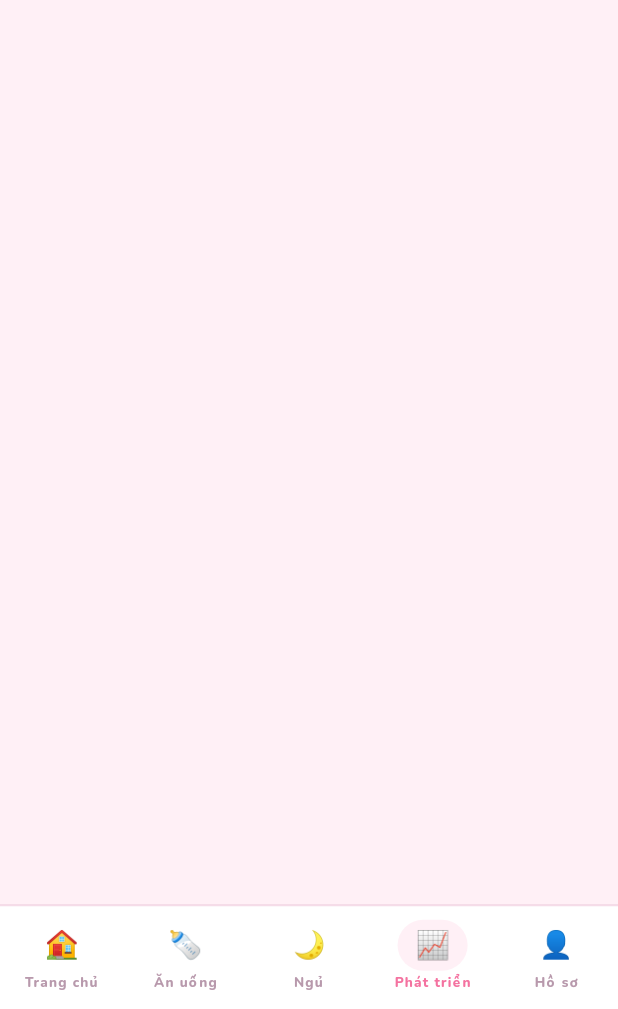
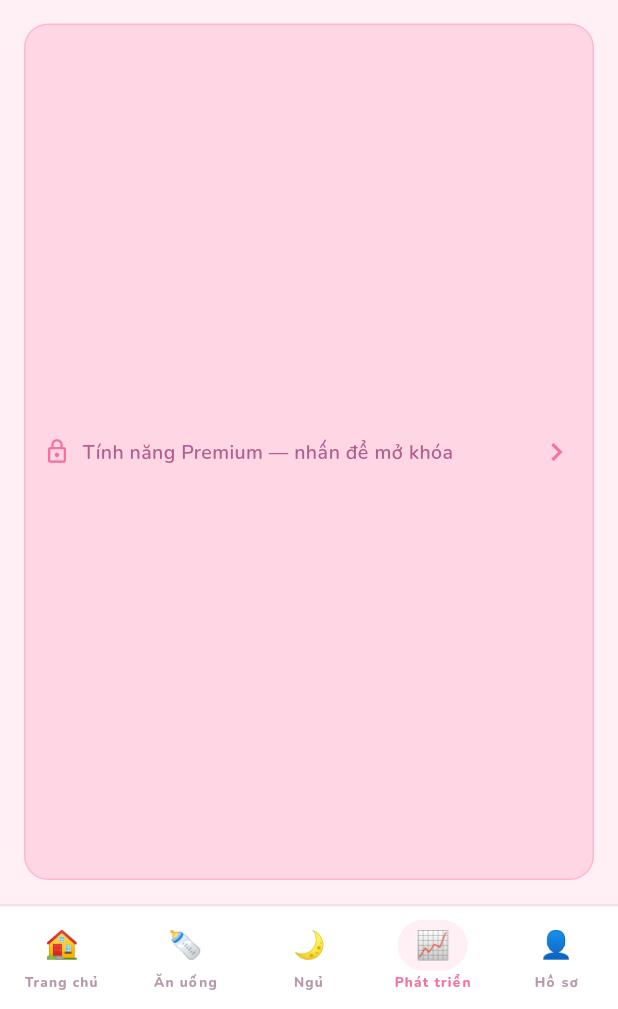
Before and after one commit to haiphung98st/mebeapp, a Flutter app: the GrowthScreen screen opened by its route, after a tap on "Mốc phát triển", after a tap on "Tiêm chủng", on a phone screen of 412 x 824 dp, the part 227-1236 px from its top. Run offline on Flutter 3.47's test engine with Material 3 defaults, Android fonts, the phone set to English and light mode, and no system bars; our stand-ins replace cloud_firestore, firebase_analytics, firebase_auth, firebase_core, fl_chart, flutter_local_notifications and 10 more; accounts and stored records are empty.

Commit message:
Add in-app purchase freemium system with paywall and PremiumGate (PROMPT 12)
Implements IapService wrapping in_app_purchase for monthly/yearly
subscriptions, persists status to Firestore, and gates the vaccine
schedule behind a PremiumGate that opens the SubscriptionScreen paywall.

Co-Authored-By: Claude Sonnet 4.6 <noreply@anthropic.com>
Claude-Session: https://claude.ai/code/session_01QDhjKZoqYX7F2pGsY8p9C2

```diff
--- a/mebe_tracker/lib/core/router/app_router.dart
+++ b/mebe_tracker/lib/core/router/app_router.dart
@@ -16,6 +16,7 @@ import '../../features/profile/presentation/profile_screen.dart';
 import '../../features/pumping/presentation/milk_stash_detail_screen.dart';
 import '../../features/pumping/presentation/pumping_screen.dart';
 import '../../features/sleep/presentation/sleep_screen.dart';
+import '../../features/subscription/presentation/subscription_screen.dart';
 import '../../shared/models/milk_stash_entry.dart';
 import '../../shared/providers/auth_provider.dart';
 import '../../shared/providers/baby_provider.dart';
@@ -69,6 +70,10 @@ final goRouterProvider = Provider<GoRouter>((ref) {
         path: '/home/profile/notifications',
         builder: (context, state) => const NotificationSettingsScreen(),
       ),
+      GoRoute(
+        path: '/home/subscription',
+        builder: (context, state) => const SubscriptionScreen(),
+      ),
       ShellRoute(
         builder: (context, state, child) => ScaffoldWithBottomNav(child: child),
         routes: [
--- a/mebe_tracker/lib/features/growth/presentation/growth_screen.dart
+++ b/mebe_tracker/lib/features/growth/presentation/growth_screen.dart
@@ -8,6 +8,7 @@ import '../../../core/services/notification_service.dart';
 import '../../../core/widgets/bunny_header.dart';
 import '../../../shared/providers/notification_settings_provider.dart';
 import '../../../shared/providers/vaccine_provider.dart';
+import '../../subscription/presentation/premium_gate.dart';
 import 'widgets/add_growth_dialog.dart';
 import 'widgets/growth_chart_card.dart';
 import 'widgets/growth_stats_row.dart';
@@ -109,7 +110,10 @@ class _GrowthScreenState extends ConsumerState<GrowthScreen> {
       case 1:
         return const MilestonesSection();
       default:
-        return const VaccineSection();
+        return const Padding(
+          padding: EdgeInsets.all(AppSpacing.lg),
+          child: PremiumGate(feature: 'vaccine_schedule', child: VaccineSection()),
+        );
     }
   }
 }
--- a/mebe_tracker/lib/features/profile/presentation/profile_screen.dart
+++ b/mebe_tracker/lib/features/profile/presentation/profile_screen.dart
@@ -18,6 +18,15 @@ class ProfileScreen extends StatelessWidget {
         children: [
           Card(
             child: ListTile(
+              leading: const Icon(Icons.workspace_premium_outlined, color: AppColors.blossom),
+              title: Text('Nâng cấp Premium', style: AppTextStyles.bodyLg),
+              trailing: const Icon(Icons.chevron_right),
+              onTap: () => context.push('/home/subscription'),
+            ),
+          ),
+          const SizedBox(height: AppSpacing.md),
+          Card(
+            child: ListTile(
               leading: const Icon(Icons.notifications_outlined, color: AppColors.blossom),
               title: Text('Cài đặt thông báo', style: AppTextStyles.bodyLg),
               trailing: const Icon(Icons.chevron_right),
--- /dev/null
+++ b/mebe_tracker/lib/features/subscription/presentation/premium_gate.dart
@@ -0,0 +1,50 @@
+import 'package:flutter/material.dart';
+import 'package:flutter_riverpod/flutter_riverpod.dart';
+
+import '../../../core/constants/app_colors.dart';
+import '../../../core/constants/app_spacing.dart';
+import '../../../core/constants/app_text_styles.dart';
+import '../../../shared/providers/subscription_provider.dart';
+import 'subscription_screen.dart';
+
+/// Wraps a premium-only [child]; shows a locked teaser that opens the
+/// [SubscriptionScreen] paywall when the user isn't subscribed.
+class PremiumGate extends ConsumerWidget {
+  const PremiumGate({super.key, required this.feature, required this.child});
+
+  final String feature;
+  final Widget child;
+
+  @override
+  Widget build(BuildContext context, WidgetRef ref) {
+    final isPremium = ref.watch(isPremiumProvider);
+    if (isPremium) return child;
+    return InkWell(
+      borderRadius: BorderRadius.circular(AppSpacing.radiusMd),
+      onTap: () => Navigator.of(context).push(
+        MaterialPageRoute(builder: (context) => const SubscriptionScreen()),
+      ),
+      child: Container(
+        padding: const EdgeInsets.all(AppSpacing.md),
+        decoration: BoxDecoration(
+          color: AppColors.blush,
+          borderRadius: BorderRadius.circular(AppSpacing.radiusMd),
+          border: Border.all(color: AppColors.petal),
+        ),
+        child: Row(
+          children: [
+            const Icon(Icons.lock_outline, color: AppColors.blossom, size: 18),
+            const SizedBox(width: AppSpacing.sm),
+            Expanded(
+              child: Text(
+                'Tính năng Premium — nhấn để mở khóa',
+                style: AppTextStyles.bodyMd.copyWith(color: AppColors.mauve),
+              ),
+            ),
+            const Icon(Icons.chevron_right, color: AppColors.blossom),
+          ],
+        ),
+      ),
+    );
+  }
+}
--- a/mebe_tracker/lib/shared/providers/subscription_provider.dart
+++ b/mebe_tracker/lib/shared/providers/subscription_provider.dart
@@ -0,0 +1,72 @@
+import 'package:flutter_riverpod/flutter_riverpod.dart';
+
+import '../services/iap_service.dart';
+import 'auth_provider.dart';
+import 'baby_provider.dart';
+
+class SubscriptionInfo {
+  const SubscriptionInfo({
+    required this.isPremium,
+    this.productId,
+    this.purchaseDate,
+    this.expiryDate,
+    this.platform,
+  });
+
+  final bool isPremium;
+  final String? productId;
+  final DateTime? purchaseDate;
+  final DateTime? expiryDate;
+  final String? platform;
+
+  factory SubscriptionInfo.free() => const SubscriptionInfo(isPremium: false);
+
+  factory SubscriptionInfo.fromMap(Map<String, dynamic>? data) {
+    if (data == null) return SubscriptionInfo.free();
+    final expiryDate = data['expiryDate'] != null ? DateTime.tryParse(data['expiryDate'] as String) : null;
+    final rawIsPremium = data['isPremium'] as bool? ?? false;
+    final isExpired = expiryDate != null && expiryDate.isBefore(DateTime.now());
+    return SubscriptionInfo(
+      isPremium: rawIsPremium && !isExpired,
+      productId: data['productId'] as String?,
+      purchaseDate:
+          data['purchaseDate'] != null ? DateTime.tryParse(data['purchaseDate'] as String) : null,
+      expiryDate: expiryDate,
+      platform: data['platform'] as String?,
+    );
+  }
+}
+
+final iapServiceProvider = Provider<IapService>((ref) {
+  final service = IapService(firestoreService: ref.watch(firestoreServiceProvider));
+  ref.onDispose(service.dispose);
+  return service;
+});
+
+final subscriptionProvider = StreamProvider<SubscriptionInfo>((ref) {
+  final user = ref.watch(currentUserProvider);
+  if (user == null) return Stream.value(SubscriptionInfo.free());
+  return ref
+      .watch(firestoreServiceProvider)
+      .watchSubscription(user.uid)
+      .map(SubscriptionInfo.fromMap);
+});
+
+final isPremiumProvider = Provider<bool>((ref) {
+  return ref.watch(subscriptionProvider).value?.isPremium ?? false;
+});
+
+final purchaseFlowStatusProvider = StreamProvider<PurchaseFlowStatus>((ref) {
+  return ref.watch(iapServiceProvider).statusStream;
+});
+
+const premiumFeatures = [
+  'unlimited_history',
+  'family_sharing',
+  'ai_insights',
+  'export_pdf',
+  'advanced_milk_stash',
+  'vaccine_schedule',
+  'widget',
+  'priority_support',
+];
```
Also changed, not shown: mebe_tracker/lib/features/subscription/presentation/subscription_screen.dart (added, +331 -0 lines), mebe_tracker/lib/shared/services/firestore_service.dart (+11 -0 lines), mebe_tracker/lib/shared/services/iap_service.dart (added, +101 -0 lines), 1 other file.
